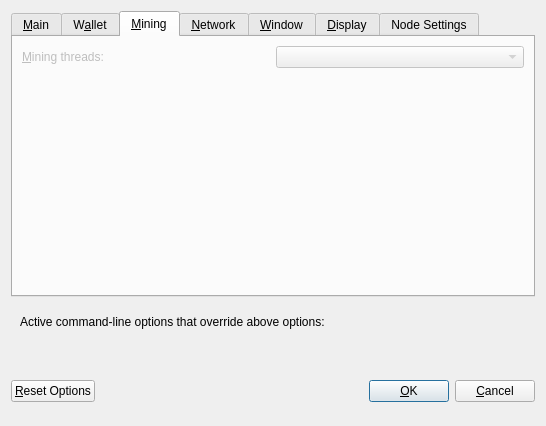
Above: src/qt/forms/optionsdialog.ui from Animecointeam/Animecoin before the change. Below: the same form after it.
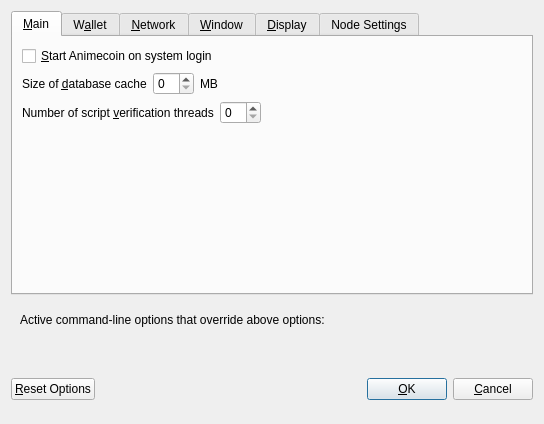
That is the form after the change. The open tabs and pages were chosen to show the change. Custom widgets are drawn as their Qt base class.

Diff of the .ui file:
```diff
--- a/src/qt/forms/optionsdialog.ui
+++ b/src/qt/forms/optionsdialog.ui
@@ -6,8 +6,8 @@
    <rect>
     <x>0</x>
     <y>0</y>
-    <width>546</width>
-    <height>426</height>
+    <width>544</width>
+    <height>424</height>
    </rect>
   </property>
   <property name="windowTitle">
@@ -181,53 +181,6 @@
        </item>
       </layout>
      </widget>
-     <widget class="QWidget" name="tabMining">
-      <property name="enabled">
-       <bool>false</bool>
-      </property>
-      <attribute name="title">
-       <string>&amp;Mining</string>
-      </attribute>
-      <layout class="QVBoxLayout" name="verticalLayout_Mining">
-       <item>
-        <layout class="QHBoxLayout" name="horizontalLayout_2_Mining">
-         <item>
-          <widget class="QLabel" name="labelMiningProcLimit">
-           <property name="text">
-            <string>&amp;Mining threads:</string>
-           </property>
-           <property name="textFormat">
-            <enum>Qt::PlainText</enum>
-           </property>
-           <property name="buddy">
-            <cstring>comboMiningProcLimit</cstring>
-           </property>
-          </widget>
-         </item>
-         <item>
-          <widget class="QValueComboBox" name="comboMiningProcLimit">
-           <property name="toolTip">
-            <string>Choose the default mining threads.</string>
-           </property>
-          </widget>
-         </item>
-        </layout>
-       </item>
-       <item>
-        <spacer name="verticalSpacer_Display2">
-         <property name="orientation">
-          <enum>Qt::Vertical</enum>
-         </property>
-         <property name="sizeHint" stdset="0">
-          <size>
-           <width>20</width>
-           <height>40</height>
-          </size>
-         </property>
-        </spacer>
-       </item>
-      </layout>
-     </widget>
      <widget class="QWidget" name="tabNetwork">
       <attribute name="title">
        <string>&amp;Network</string>
```
